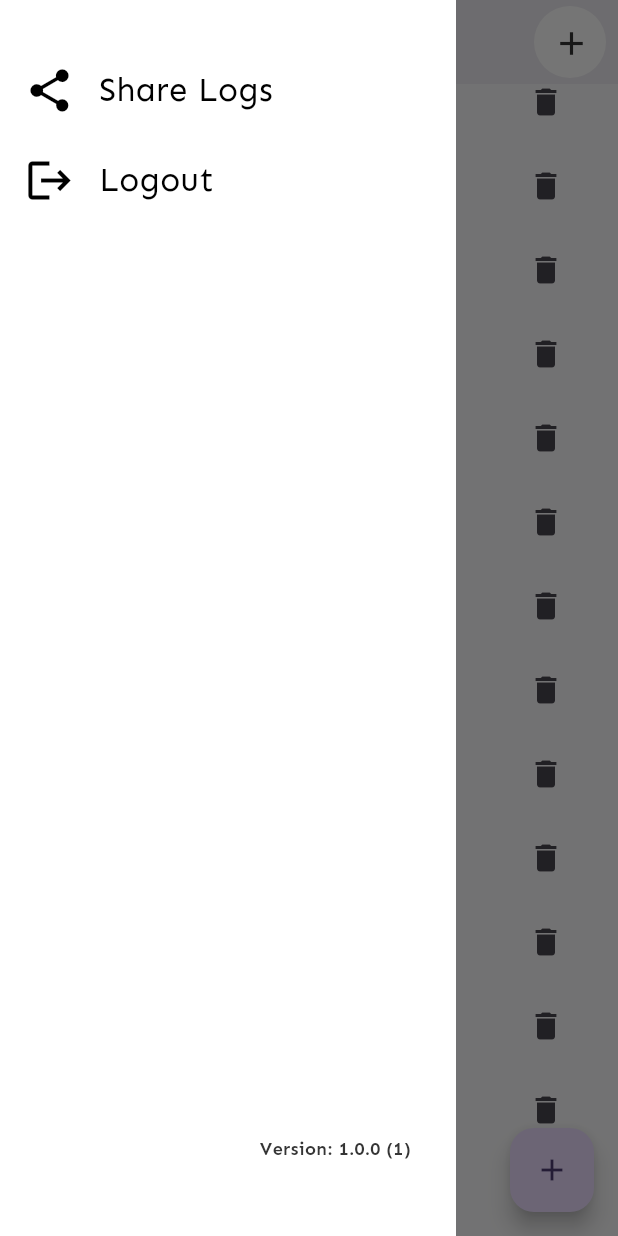
After one commit to devperson/MoviesFlutter, a Flutter app: the MoviesPage screen opened by its route, scrolled down 576 dp, after a tap on the "delete" icon, after a tap on the "menu" icon, on a phone screen of 412 x 824 dp. The commit adds this screen. Run offline on Flutter 3.47's test engine with Material 3 defaults, Android fonts, the phone set to English and light mode, and no system bars; our stand-ins replace get, package_info_plus.

Commit message:
ui controls

```diff
--- a/lib/App/Controllers/MoviesPageViewModel.dart
+++ b/lib/App/Controllers/MoviesPageViewModel.dart
@@ -1,36 +1,58 @@
-import 'package:get/get.dart';
+import 'package:movies_flutter/App/Controllers/LoginPageViewModel.dart';
+import 'package:movies_flutter/App/Pages/LoginPage.dart';
+
 import '../../Core/Abstractions/Navigation/NavigationParameters.dart';
+import '../../Core/Base/MVVM/Helpers/AsyncCommand.dart';
+import '../../Core/Base/MVVM/Helpers/ObservableCollection.dart';
 import '../../Core/Base/MVVM/ViewModels/PageViewModel.dart';
 
 class MoviesPageViewModel extends PageViewModel
 {
   static const Name = 'MoviesPageViewModel';
 
-  var count = 0.obs;
+  int count = 150;
+  final StringItems = ObservableCollection<String>();
+  late final RemoveCommand = AsyncCommand(OnRemoveCommand);
+  late final ShareLogsCommand = AsyncCommand(OnShareLogsCommand);
+  late final LogoutCommand = AsyncCommand(OnLogoutCommand);
 
   @override
   void Initialize(NavigationParameters parameters)
   {
     // TODO: implement Initialize
     super.Initialize(parameters);
+
+    final List<String> items = List<String>.generate(100, (index) => 'Item ${index + 1}');
+    this.StringItems.AddRange(items);
+    this.update();
   }
-
-
 
   @override
   void Destroy()
   {
     super.Destroy();
-
   }
 
   Future<void> increment() async
   {
-    var res = await alertService.Value.ConfirmAlert("Info", "Do you want to see snackbar?", "Yes", "No");
-    if(res)
-    {
-      snackbarService.Value.ShowError("A lot of text about errors and so on; A lot of text about errors and so on; A lot of text about errors and so on; A lot of text about errors and so on;");
-    }
+    count++;
+    this.StringItems.Insert(5, 'New Item $count');
   }
 
+
+  Future<void> OnRemoveCommand(Object? param) async
+  {
+    final index = param as int;
+    this.StringItems.RemoveAt(index);
+  }
+
+  Future<void> OnShareLogsCommand(Object? param) async
+  {
+
+  }
+
+  Future<void> OnLogoutCommand(Object? param) async
+  {
+      this.Navigate("/"+LoginPageViewModel.Name);
+  }
 }
--- /dev/null
+++ b/lib/App/Pages/Controls/SideMenuView.dart
@@ -0,0 +1,90 @@
+import 'package:flutter/material.dart';
+import 'package:movies_flutter/Core/Base/Impl/Utils/FontConstants.dart';
+import 'package:package_info_plus/package_info_plus.dart';
+
+import '../../../Core/Base/Impl/UI/Controls/F_IconTextButton.dart';
+import '../../../Core/Base/Impl/Utils/ColorConstants.dart';
+
+class SideMenuView extends StatelessWidget
+{
+  // Callbacks from parent
+  final VoidCallback onShareLogs;
+  final VoidCallback onLogout;
+
+  const SideMenuView({
+    super.key,
+    required this.onShareLogs,
+    required this.onLogout,
+  });
+
+  Future<String> _getVersionText() async
+  {
+    final info = await PackageInfo.fromPlatform();
+    return 'Version: ${info.version} (${info.buildNumber})';
+  }
+
+  @override
+  Widget build(BuildContext context)
+  {
+    return Container(
+      color: Colors.white,
+      width: double.infinity,
+      child: Column(
+        crossAxisAlignment: CrossAxisAlignment.start,
+        children: [
+          // Top spacer (60)
+          const SizedBox(height: 30),
+
+          // Share Logs button
+          F_IconTextButton(
+            normalColor: Colors.white,
+            pressedColor: ColorConstants.PrimaryColor2,
+            onTouchDown: () {},
+            onTouchUp: onShareLogs,
+            icon: Icons.share,
+            text: 'Share Logs',
+            height: 60,
+          ),
+
+          // Logout button
+          F_IconTextButton(
+            normalColor: Colors.white,
+            pressedColor: ColorConstants.PrimaryColor2,
+            onTouchDown: () {},
+            onTouchUp: onLogout,
+            icon: Icons.logout,
+            text: 'Logout',
+            height: 60,
+          ),
+
+          // Flexible spacer
+          const Spacer(),
+
+          // Version text bottom-right
+          Padding(
+            padding: const EdgeInsets.only(bottom: 50, left: 30, right: 30,),
+            child: Row(
+              children: [
+                const Spacer(),
+                FutureBuilder<String>(
+                  future: _getVersionText(),
+                  builder: (context, snapshot)
+                  {
+                    return Text(snapshot.data ?? '',
+                      style: const TextStyle(
+                        fontFamily: FontConstants.RegularFont,
+                        fontSize: 12,
+                        fontWeight: FontWeight.w600,
+                        color: ColorConstants.LabelColor,
+                      ),
+                    );
+                  },
+                ),
+              ],
+            ),
+          ),
+        ],
+      ),
+    );
+  }
+}
--- a/lib/App/Pages/MoviesPage.dart
+++ b/lib/App/Pages/MoviesPage.dart
@@ -3,6 +3,7 @@ import 'package:get/get.dart';
 
 import '../../Core/Base/Impl/UI/Controls/F_CircleIconButton.dart';
 import '../Controllers/MoviesPageViewModel.dart';
+import 'Controls/SideMenuView.dart';
 
 
 class MoviesPage extends GetView<MoviesPageViewModel>
@@ -10,21 +11,23 @@ class MoviesPage extends GetView<MoviesPageViewModel>
   // GetView<T> gives you controller automatically
 
   @override
-  Widget build(BuildContext context) {
+  Widget build(BuildContext context)
+  {
+    controller.StringItems.RemovedItemAnimationDelegate = this.BuildRemovedItem;
+
     return Scaffold(
       appBar: AppBar(
         leading: Padding(padding: const EdgeInsets.only(left: 8),
-                        child: F_CircleIconButton(
-                          icon: Icons.menu,
-                          onPressed: () {
-                            print('Menu pressed');
-                          },
+                        child: Builder(builder: (context) => F_CircleIconButton(icon: Icons.menu,
+                                                                  onPressed: () {
+                                                                    Scaffold.of(context).openDrawer();
+                                                                  },),
                         ),
                       ),
         title: const Text('Home'),
         actions: [
           Padding(
-            padding: const EdgeInsets.only(right: 50),
+            padding: const EdgeInsets.only(right: 8),
               child: SizedBox(
                 width: 48,
                 height: 48,
@@ -36,11 +39,25 @@ class MoviesPage extends GetView<MoviesPageViewModel>
           ),
         ],
       ),
-      body: Center(
-        child: Obx(() => Text(
-          'Count: ${controller.count}',
-          style: const TextStyle(fontSize: 24),
-        )),
+      drawer: Drawer(
+        shape: const RoundedRectangleBorder(
+          borderRadius: BorderRadius.zero,
+        ),
+        child: SideMenuView(
+          onShareLogs: () { controller.ShareLogsCommand.Execute(); },
+          onLogout: () { controller.LogoutCommand.Execute(); },
+        ),
+      ),
+      body: GetBuilder<MoviesPageViewModel>(
+        builder: (_) => AnimatedList(
+          key: controller.StringItems.ListKey,
+          initialItemCount: controller.StringItems.Length,
+          itemBuilder: (context, index, animation)
+          {
+            final item = controller.StringItems[index];
+            return SizeTransition(sizeFactor: animation,  child: BuildItem(item, index));
+          },
+        ),
       ),
       floatingActionButton: FloatingActionButton(
         onPressed: controller.increment,
@@ -48,4 +65,24 @@ class MoviesPage extends GetView<MoviesPageViewModel>
       ),
     );
   }
+
+  // -------- Row builders --------
+
+  Widget BuildItem(String item, int index)
+  {
+    return ListTile(
+      title: Text(item),
+      trailing: IconButton(
+        icon: const Icon(Icons.delete),
+        onPressed: () => controller.RemoveCommand.Execute(index)),
+    );
+  }
+
+  Widget BuildRemovedItem(String item, Animation<double> animation)
+  {
+    return SizeTransition(
+      sizeFactor: animation,
+      child: BuildItem(item, 0),
+    );
+  }
 }
--- /dev/null
+++ b/lib/Core/Base/Impl/UI/Controls/F_IconTextButton.dart
@@ -0,0 +1,107 @@
+import 'package:flutter/material.dart';
+import 'package:movies_flutter/Core/Base/Impl/Utils/FontConstants.dart';
+
+import 'F_RectButton.dart';
+
+class F_IconTextButton extends StatelessWidget
+{
+  final Color normalColor;
+  final Color pressedColor;
+
+  // callbacks
+  final VoidCallback onTouchDown;
+  final VoidCallback onTouchUp;
+
+  // main properties
+  final IconData icon;
+  final String text;
+
+  final double horizontalPadding;
+  final double spacing;
+  final double iconSize;
+  final Color textColor;
+  final bool isVertical;
+  final CrossAxisAlignment crossAxisAlignment;
+  final double corner;
+  final double height;
+
+  const F_IconTextButton({
+    super.key,
+    required this.normalColor,
+    required this.pressedColor,
+    required this.onTouchDown,
+    required this.onTouchUp,
+    required this.icon,
+    required this.text,
+    this.horizontalPadding = 20,
+    this.spacing = 16,
+    this.iconSize = 34,
+    this.textColor = Colors.black,
+    this.isVertical = false,
+    this.crossAxisAlignment = CrossAxisAlignment.start,
+    this.corner = 0,
+    this.height = 60,
+  });
+
+  @override
+  Widget build(BuildContext context)
+  {
+    return F_RectButton(
+      normalColor: normalColor,
+      pressedColor: pressedColor,
+      onTouchDown: onTouchDown,
+      onTouchUp: onTouchUp,
+      height: height,
+      child: _buildLayout(),
+    );
+  }
+
+  Widget _buildLayout()
+  {
+    if (isVertical)
+    {
+      return Column(
+        mainAxisAlignment: MainAxisAlignment.center,
+        crossAxisAlignment: crossAxisAlignment,
+        children: [
+          _iconView(),
+          SizedBox(height: spacing),
+          _textView(),
+        ],
+      );
+    }
+    else
+    {
+      return Row(
+        mainAxisAlignment: MainAxisAlignment.start,
+        crossAxisAlignment: CrossAxisAlignment.center,
+        children: [
+          _iconView(),
+          SizedBox(width: spacing),
+          _textView(),
+        ],
+      );
+    }
+  }
+
+  Widget _iconView()
+  {
+    return Icon(
+      icon,
+      size: iconSize,
+      color: textColor,
+    );
+  }
+
+  Widget _textView()
+  {
+    return Text(
+      text,
+      style: const TextStyle(
+        fontFamily: FontConstants.RegularFont,
+        fontSize: 22,
+        fontWeight: FontWeight.w400,
+      ).copyWith(color: textColor),
+    );
+  }
+}
--- /dev/null
+++ b/lib/Core/Base/MVVM/Helpers/AsyncCommand.dart
@@ -0,0 +1,53 @@
+import '../../../Abstractions/Diagnostics/ILoggingService.dart';
+import '../../../Event.dart';
+import '../../Impl/Utils/LazyInjected.dart';
+import 'ClickUtil.dart';
+
+typedef AsyncExecuteFunc = Future<void> Function(Object? param);
+typedef CanExecuteFunc = bool Function(Object? param);
+
+class AsyncCommand
+{
+  static bool disableDoubleClickCheck = false;
+
+  // -------- instance --------
+  final AsyncExecuteFunc _executeFunc;
+  final CanExecuteFunc? _canExecuteFunc;
+
+  final loggingService = LazyInjected<ILoggingService>();
+  final _doubleClickChecker = ClickUtil();
+  final CanExecuteChanged = SimpleEvent();
+
+  /// Primary constructor
+  AsyncCommand(this._executeFunc, { CanExecuteFunc? canExecuteFunc,})
+      : _canExecuteFunc = canExecuteFunc;
+
+  bool CanExecute(Object? param)
+  {
+    return _canExecuteFunc?.call(param) ?? true;
+  }
+
+  Future<void> ExecuteAsync([Object? param]) async
+  {
+    if (!disableDoubleClickCheck)
+    {
+      if (!_doubleClickChecker.isOneClick())
+      {
+        loggingService.Value.LogWarning('AsyncCommand.executeAsync() is ignored because it is not permitted to execute second click within ${ClickUtil.oneClickDelay} ms');
+        return;
+      }
+    }
+
+    await _executeFunc(param);
+  }
+
+  void Execute([Object? param])
+  {
+    this.ExecuteAsync(param);
+  }
+
+  void raiseCanExecuteChanged()
+  {
+     CanExecuteChanged.Invoke();
+  }
+}
--- /dev/null
+++ b/lib/Core/Base/MVVM/Helpers/ClickUtil.dart
@@ -0,0 +1,20 @@
+
+class ClickUtil
+{
+  static const int oneClickDelay = 1000; // milliseconds
+
+  int _lastClickTime = 0;
+
+  bool isOneClick()
+  {
+    final int clickTime = DateTime.now().millisecondsSinceEpoch;
+
+    if (clickTime - _lastClickTime < oneClickDelay)
+    {
+      return false;
+    }
+
+    _lastClickTime = clickTime;
+    return true;
+  }
+}
--- /dev/null
+++ b/lib/Core/Base/MVVM/Helpers/ObservableCollection.dart
@@ -0,0 +1,95 @@
+import 'package:flutter/material.dart';
+
+class ObservableCollection<T>
+{
+  final List<T> _items = <T>[];
+
+  GlobalKey<AnimatedListState> ListKey = GlobalKey<AnimatedListState>();
+  RemovedItemAnimationBuilder<T>? RemovedItemAnimationDelegate;
+  final animationDuration = Duration(milliseconds: 150);
+
+  // -------- Read-only --------
+
+  List<T> get Items
+  {
+    return List.unmodifiable(_items);
+  }
+
+  int get Length
+  {
+    return _items.length;
+  }
+
+  T operator [](int index)
+  {
+    return _items[index];
+  }
+
+  // -------- Single-item (animated) --------
+
+  void Add(T item)
+  {
+    _items.add(item);
+    ListKey.currentState?.insertItem(_items.length - 1);
+  }
+
+  void Insert(int index, T item)
+  {
+    _items.insert(index, item);
+    ListKey.currentState?.insertItem(index);
+  }
+
+  void RemoveAt(int index) async
+  {
+    final T removedItem = _items[index];
+    _items.removeAt(index);
+    ListKey.currentState?.removeItem(index, (context, animation)
+                                            {
+                                              if (RemovedItemAnimationDelegate != null)
+                                              {
+                                                return RemovedItemAnimationDelegate!(removedItem, animation);
+                                              }
+
+                                              return SizeTransition(
+                                                sizeFactor: animation,
+                                                child: const SizedBox.shrink(),
+                                              );
+                                            },
+                                            duration: animationDuration);
+
+    // await Future.delayed(animationDuration);//wait animation end
+
+  }
+
+  void Update(int index, T newItem)
+  {
+    _items[index] = newItem;
+    // Caller must rebuild UI
+  }
+
+  // -------- Batch (NO animation) --------
+
+  void AddRange(Iterable<T> items)
+  {
+    _items.addAll(items);
+    ResetListKey();
+  }
+
+  void Clear()
+  {
+    if (_items.isNotEmpty)
+    {
+      _items.clear();
+      ResetListKey();
+    }
+  }
+
+  // -------- Internal --------
+
+  void ResetListKey()
+  {
+     ListKey = GlobalKey<AnimatedListState>();
+  }
+}
+
+typedef RemovedItemAnimationBuilder<T> = Widget Function(T item, Animation<double> animation);
--- a/pubspec.yaml
+++ b/pubspec.yaml
@@ -36,6 +36,8 @@ dependencies:
   cupertino_icons: ^1.0.8
 
   get: ^4.6.6
+  package_info_plus: ^8.0.0
+
 
 dev_dependencies:
   flutter_test:
```
Also changed, not shown: pubspec.lock.
